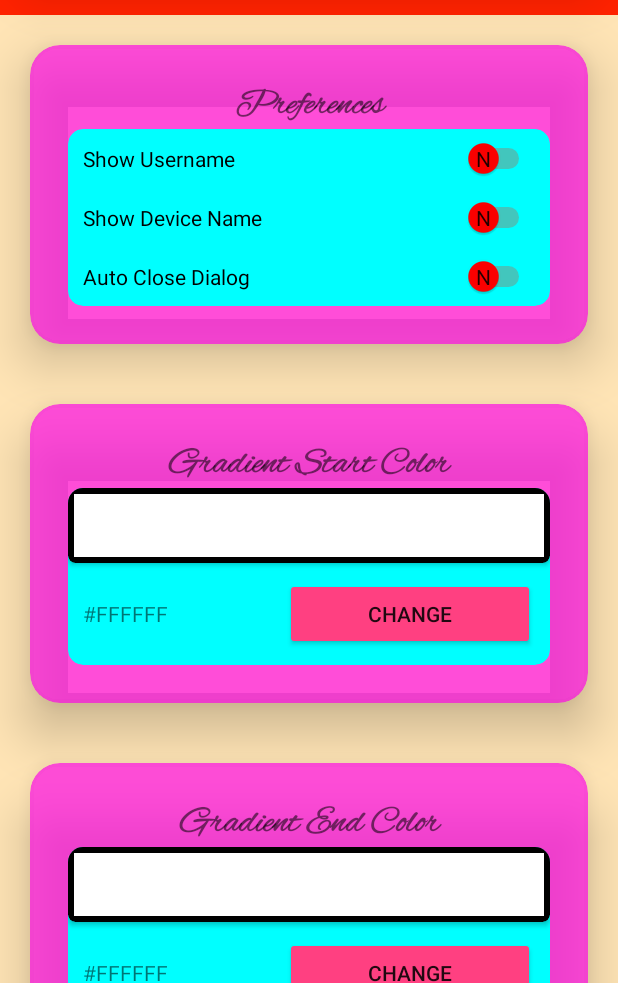
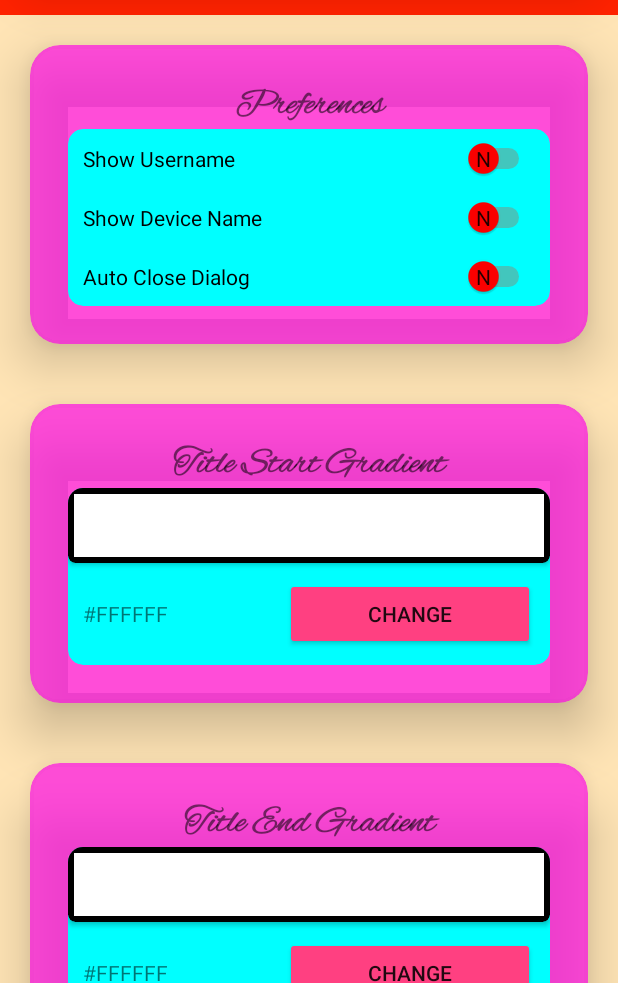
Before and after one commit to 24Naman/QuickDisp, an Android app: the screen it shows after launch (MainActivity), on a phone screen of 412 x 824 dp, the part 253-1236 px from its top. Run offline under Robolectric (Android 15) with nearby library versions, the phone set to English and light mode, and no system bars.

Commit message:
1. strings, start_color & end_color, changed to be more descriptive in nature

```diff
--- a/app/src/main/res/values/strings.xml
+++ b/app/src/main/res/values/strings.xml
@@ -8,8 +8,8 @@
     <string name="switch_off">N</string>
     <string name="switch_on">Y</string>
     <string name="change">Change</string>
-    <string name="start_color">Gradient Start Color</string>
-    <string name="end_color">Gradient End Color</string>
+    <string name="start_color">Title Start Gradient</string>
+    <string name="end_color">Title End Gradient</string>
     <string name="white_color_hex">#FFFFFF</string>
     <string name="show_sample_color">Show sample color</string>
     <string name="preferences">Preferences</string>
```
